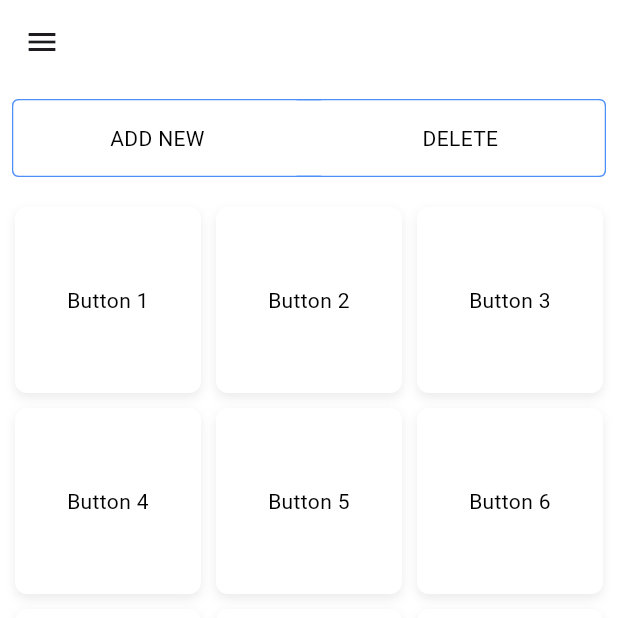
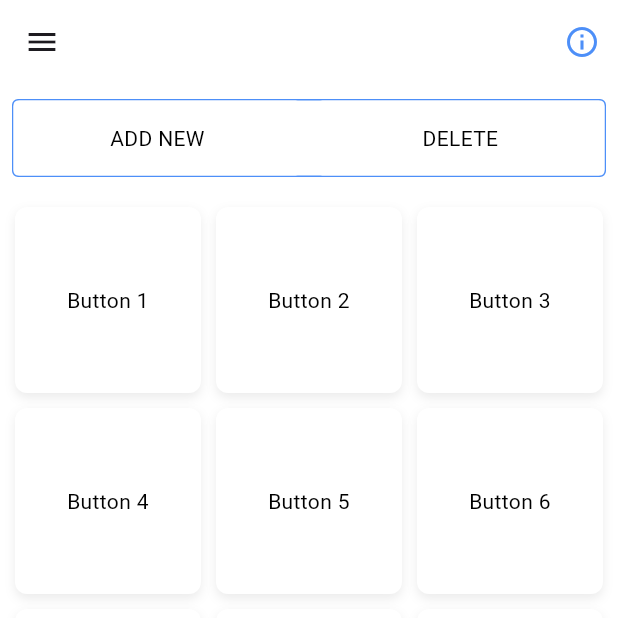
Before and after one commit to PatsyJoseph/cc206-aac_app, a Flutter app: the MainPage screen opened directly, on a phone screen of 412 x 824 dp, the top half of it. Run offline on Flutter 3.47's test engine with Material 3 defaults, Android fonts, the phone set to English and light mode, and no system bars; our stand-ins replace animated_text_kit, audioplayers, file_picker, image_picker, shared_preferences; accounts and stored records are empty.

Commit message:
Update main_page.dart

```diff
--- a/lib/features/main_page.dart
+++ b/lib/features/main_page.dart
@@ -1,3 +1,4 @@
+// main_page.dart contains the core feature of the application, including the buttons used for communication.
 import 'dart:convert';
 import 'dart:io';
 
@@ -7,12 +8,13 @@ import 'package:flutter/material.dart';
 import 'package:image_picker/image_picker.dart';
 import 'package:path_provider/path_provider.dart';
 import 'package:shared_preferences/shared_preferences.dart';
-import 'package:animated_text_kit/animated_text_kit.dart'; //added this one
 
 import 'about_page.dart';
 import 'tutorial_page.dart';
 
 class MainPage extends StatefulWidget {
+  const MainPage({super.key});
+
   @override
   _MainPageState createState() => _MainPageState();
 }
@@ -29,38 +31,18 @@ class _MainPageState extends State<MainPage> with TickerProviderStateMixin {
   File? newItemImage;
   String? newItemSound;
 
-  // Zoom and pan control variables
-  TransformationController _transformationController =
-      TransformationController();
-  double _minScale = 1.0;
-  double _maxScale = 2.0;
-
   @override
   void initState() {
     super.initState();
     _loadButtons();
-
-    // Add a listener to reset transformation if zoomed out too far
-    _transformationController.addListener(_onTransformationChanged);
   }
 
   @override
   void dispose() {
-    _transformationController.removeListener(_onTransformationChanged);
-    _transformationController.dispose();
     for (var controller in _animationControllers) {
       controller.dispose();
     }
-    audioPlayer.dispose();
     super.dispose();
-  }
-
-// Method to reset the transformation if scale is below 1.0
-  void _onTransformationChanged() {
-    final double scale = _transformationController.value.getMaxScaleOnAxis();
-    if (scale < _minScale) {
-      _transformationController.value = Matrix4.identity();
-    }
   }
 
   Future<void> _loadButtons() async {
@@ -167,8 +149,8 @@ class _MainPageState extends State<MainPage> with TickerProviderStateMixin {
   }
 
   Future<void> _pickImage() async {
-    final ImagePicker _picker = ImagePicker();
-    final XFile? image = await _picker.pickImage(source: ImageSource.gallery);
+    final ImagePicker picker = ImagePicker();
+    final XFile? image = await picker.pickImage(source: ImageSource.gallery);
     if (image != null) {
       setState(() {
         newItemImage = File(image.path);
@@ -188,7 +170,7 @@ class _MainPageState extends State<MainPage> with TickerProviderStateMixin {
     }
   }
 
-  Future<void> _playItemSound(String? soundPath) async {
+  void _playItemSound(String? soundPath) async {
     if (soundPath != null && soundPath.isNotEmpty) {
       await audioPlayer.play(DeviceFileSource(soundPath));
     }
@@ -203,8 +185,19 @@ class _MainPageState extends State<MainPage> with TickerProviderStateMixin {
   @override
   Widget build(BuildContext context) {
     return Scaffold(
-      backgroundColor: Colors.white,
       appBar: AppBar(
+        actions: [
+          IconButton(
+            icon: Icon(Icons.info_outline),
+            color: Color(0xFF4D8FF8),
+            onPressed: () {
+              Navigator.push(
+                context,
+                MaterialPageRoute(builder: (context) => AboutPage()),
+              );
+            },
+          ),
+        ],
         backgroundColor: Colors.white,
         elevation: 0,
       ),
@@ -245,7 +238,6 @@ class _MainPageState extends State<MainPage> with TickerProviderStateMixin {
                     style: TextStyle(fontSize: 18),
                   ),
                   onTap: () {
-                    // Tap gesture for Tutorial list item: Closes the drawer and navigates to the TutorialPage when tapped.
                     Navigator.pop(context);
                     Navigator.push(
                       context,
@@ -253,29 +245,76 @@ class _MainPageState extends State<MainPage> with TickerProviderStateMixin {
                     );
                   },
                 ),
+                Divider(),
                 SizedBox(height: 16),
                 InkWell(
                   onTap: () {
                     setState(() {
-                      activeButton = 'About';
+                      activeButton = 'Action Words';
                     });
                     Navigator.pop(context);
-                    Navigator.push(
-                      context,
-                      MaterialPageRoute(builder: (context) => AboutPage()),
-                    );
                   },
                   child: Container(
                     padding: EdgeInsets.symmetric(horizontal: 16, vertical: 12),
-                    color: activeButton == 'About'
+                    color: activeButton == 'Action Words'
                         ? Color(0xFFD2D9F5)
                         : Colors.white,
                     child: Row(
                       children: [
-                        Icon(Icons.info_outline),
+                        Icon(Icons.flash_on),
                         SizedBox(width: 10),
                         Text(
-                          'About',
+                          'Action Words',
+                          style: TextStyle(fontSize: 18),
+                        ),
+                      ],
+                    ),
+                  ),
+                ),
+                SizedBox(height: 16),
+                InkWell(
+                  onTap: () {
+                    setState(() {
+                      activeButton = 'Greetings';
+                    });
+                    Navigator.pop(context);
+                  },
+                  child: Container(
+                    padding: EdgeInsets.symmetric(horizontal: 16, vertical: 12),
+                    color: activeButton == 'Greetings'
+                        ? Color(0xFFD2D9F5)
+                        : Colors.white,
+                    child: Row(
+                      children: [
+                        Icon(Icons.chat),
+                        SizedBox(width: 10),
+                        Text(
+                          'Greetings',
+                          style: TextStyle(fontSize: 18),
+                        ),
+                      ],
+                    ),
+                  ),
+                ),
+                SizedBox(height: 16),
+                InkWell(
+                  onTap: () {
+                    setState(() {
+                      activeButton = 'Names';
+                    });
+                    Navigator.pop(context);
+                  },
+                  child: Container(
+                    padding: EdgeInsets.symmetric(horizontal: 16, vertical: 12),
+                    color: activeButton == 'Names'
+                        ? Color(0xFFD2D9F5)
+                        : Colors.white,
+                    child: Row(
+                      children: [
+                        Icon(Icons.person),
+                        SizedBox(width: 10),
+                        Text(
+                          'Names',
                           style: TextStyle(fontSize: 18),
                         ),
                       ],
@@ -301,7 +340,6 @@ class _MainPageState extends State<MainPage> with TickerProviderStateMixin {
                 mainAxisAlignment: MainAxisAlignment.spaceEvenly,
                 children: [
                   Expanded(
-                    // Tap gesture for "ADD NEW" button: Sets the active button to "ADD NEW" and displays the form for adding a new item.
                     child: InkWell(
                       borderRadius: BorderRadius.circular(4.0),
                       onTap: () => _setActiveButton('ADD NEW'),
@@ -325,7 +363,6 @@ class _MainPageState extends State<MainPage> with TickerProviderStateMixin {
                   ),
                   SizedBox(width: 10),
                   Expanded(
-                    // Tap gesture for "DELETE" button: Sets the active button to "DELETE" and displays the dropdown for deletion confirmation.
                     child: InkWell(
                       borderRadius: BorderRadius.circular(4.0),
                       onTap: () => _setActiveButton('DELETE'),
@@ -362,12 +399,10 @@ class _MainPageState extends State<MainPage> with TickerProviderStateMixin {
                   children: [
                     ListTile(
                       title: Text('Pick Image'),
-                      onTap:
-                          _pickImage, // Tap gesture to open the image picker for selecting an image from local device
+                      onTap: _pickImage,
                     ),
                     ListTile(
-                      title: Text(
-                          'Pick Sound'), // Tap gesture to open the file picker for selecting mp3 file from local device.
+                      title: Text('Pick Sound'),
                       onTap: _pickSound,
                     ),
                     Row(
@@ -380,8 +415,7 @@ class _MainPageState extends State<MainPage> with TickerProviderStateMixin {
                               style: TextStyle(color: Colors.green),
                               textAlign: TextAlign.center,
                             ),
-                            onTap:
-                                _addNewItem, // Tap gesture to add the new item with the selected image and sound.
+                            onTap: _addNewItem,
                           ),
                         ),
                         Expanded(
@@ -393,8 +427,7 @@ class _MainPageState extends State<MainPage> with TickerProviderStateMixin {
                             ),
                             onTap: () {
                               setState(() {
-                                isAddNewFormVisible =
-                                    false; // Tap gesture to hide the add new item form.
+                                isAddNewFormVisible = false;
                                 activeButton = '';
                               });
                             },
@@ -417,15 +450,13 @@ class _MainPageState extends State<MainPage> with TickerProviderStateMixin {
                   children: [
                     ListTile(
                       title: Text('Confirm Delete'),
-                      onTap:
-                          _confirmDeletion, // Tap gesture to confirm the deletion of selected items.
+                      onTap: _confirmDeletion,
                     ),
                     ListTile(
                       title: Text('Cancel'),
                       onTap: () {
                         setState(() {
-                          isDropdownOpen =
-                              false; // Tap gesture to close the dropdown menu without taking action.
+                          isDropdownOpen = false;
                           activeButton = '';
                         });
                       },
@@ -433,23 +464,8 @@ class _MainPageState extends State<MainPage> with TickerProviderStateMixin {
                   ],
                 ),
               ),
-            // Zoomable grid view
             Expanded(
-              child: SingleChildScrollView(
-                child: Container(
-                  color: Colors.white,
-                  child: InteractiveViewer(
-                    // InteractiveViewer: Enables pinch-to-zoom and pan gestures to allow scaling and dragging of the grid content.
-                    transformationController: _transformationController,
-                    minScale: _minScale,
-                    maxScale: _maxScale,
-                    boundaryMargin:
-                        EdgeInsets.all(0), // Prevent extra space around content
-                    child: Container(
-                      color: Colors.white,
               child: GridView.builder(
-                        shrinkWrap: true,
-                        physics: NeverScrollableScrollPhysics(),
                 gridDelegate: SliverGridDelegateWithFixedCrossAxisCount(
                   crossAxisCount: 3,
                   childAspectRatio: 1,
@@ -459,10 +475,8 @@ class _MainPageState extends State<MainPage> with TickerProviderStateMixin {
                 padding: EdgeInsets.all(10),
                 itemCount: buttons.length,
                 itemBuilder: (context, index) {
-                          // Detects tap gestures on the grid item, toggling selection in delete mode, playing sound for valid items, and animating the button for feedback.
                   return GestureDetector(
                     onTap: () {
-                              // Handles tap interactions based on the current active button state.
                       if (activeButton == 'DELETE') {
                         _toggleSelection(index);
                       } else if (!buttons[index].isPlaceholder) {
@@ -471,8 +485,7 @@ class _MainPageState extends State<MainPage> with TickerProviderStateMixin {
                       _animateButton(index);
                     },
                     child: ScaleTransition(
-                              scale:
-                                  Tween<double>(begin: 1.0, end: 1.1).animate(
+                      scale: Tween<double>(begin: 1.0, end: 1.1).animate(
                         CurvedAnimation(
                           parent: _animationControllers[index],
                           curve: Curves.easeInOut,
@@ -500,8 +513,7 @@ class _MainPageState extends State<MainPage> with TickerProviderStateMixin {
                                   style: TextStyle(color: Colors.black),
                                 )
                               : buttons[index].imagePath != null
-                                          ? Image.file(
-                                              File(buttons[index].imagePath!))
+                                  ? Image.file(File(buttons[index].imagePath!))
                                   : Text(
                                       buttons[index].text,
                                       textAlign: TextAlign.center,
@@ -511,10 +523,6 @@ class _MainPageState extends State<MainPage> with TickerProviderStateMixin {
                     ),
                   );
                 },
-                      ),
-                    ),
-                  ),
-                ),
               ),
             ),
           ],
```
Lines whose indentation alone changed are shown as unchanged.
